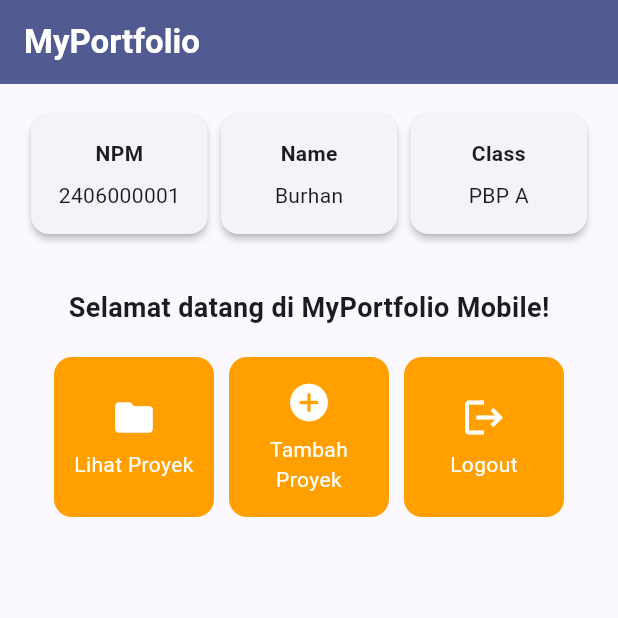
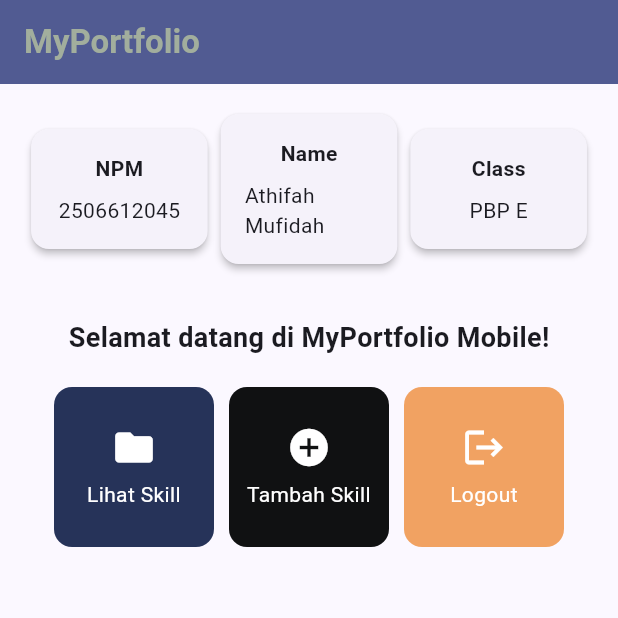
Before and after one commit to athifahfida/myportofolio_mobile, a Flutter app: the screen it shows after launch, on a phone screen of 412 x 824 dp, the top half of it. Run offline on Flutter 3.47's test engine with Material 3 defaults, Android fonts, the phone set to English and light mode, and no system bars.

Commit message:
feat: update InfoCard and customize ItemCard colors

```diff
--- a/lib/menu.dart
+++ b/lib/menu.dart
@@ -3,14 +3,26 @@ import 'package:flutter/material.dart';
 class MyHomePage extends StatelessWidget {
   MyHomePage({super.key});
 
-  final String npm = "2406000001";
-  final String nama = "Burhan";
-  final String kelas = "PBP A";
+  final String npm = "2506612045";
+  final String nama = "Athifah Mufidah";
+  final String kelas = "PBP E";
 
   final List<ItemHomepage> items = [
-    ItemHomepage("Lihat Proyek", Icons.folder),
-    ItemHomepage("Tambah Proyek", Icons.add_circle),
-    ItemHomepage("Logout", Icons.logout),
+    ItemHomepage(
+      "Lihat Skill",
+      Icons.folder,
+      const Color.fromARGB(255, 38, 51, 89),
+    ),
+    ItemHomepage(
+      "Tambah Skill",
+      Icons.add_circle,
+      const Color.fromARGB(255, 16, 17, 18),
+    ),
+    ItemHomepage(
+      "Logout",
+      Icons.logout,
+      const Color.fromARGB(255, 241, 162, 98),
+    ),
   ];
 
   @override
@@ -22,14 +34,15 @@ class MyHomePage extends StatelessWidget {
         title: const Text(
           'MyPortfolio',
           style: TextStyle(
-            color: Colors.white,
+            color: Color(0xFFA2AE9D),
             fontWeight: FontWeight.bold,
           ),
         ),
         backgroundColor: Theme.of(context).colorScheme.primary,
       ),
       // Body halaman utama dengan padding di sekelilingnya.
-      body: Padding(
+      body: SingleChildScrollView(
+        child: Padding(
           padding: const EdgeInsets.all(16.0),
           child: Column(
             crossAxisAlignment: CrossAxisAlignment.center,
@@ -63,7 +76,8 @@ class MyHomePage extends StatelessWidget {
 
                     // GridView menampilkan kartu tombol dalam tata letak kisi 3 kolom.
                     GridView.count(
-                    primary: true,
+                      primary: false,
+                      physics: const NeverScrollableScrollPhysics(),
                       padding: const EdgeInsets.all(20),
                       crossAxisSpacing: 10,
                       mainAxisSpacing: 10,
@@ -78,6 +92,7 @@ class MyHomePage extends StatelessWidget {
                 ),
               ),
             ],
+          ),
         ),
       ),
     );
@@ -103,10 +118,7 @@ class InfoCard extends StatelessWidget {
         // Menyusun teks title dan content secara vertikal.
         child: Column(
           children: [
-            Text(
-              title,
-              style: const TextStyle(fontWeight: FontWeight.bold),
-            ),
+            Text(title, style: const TextStyle(fontWeight: FontWeight.bold)),
             const SizedBox(height: 8.0),
             Text(content),
           ],
@@ -119,8 +131,9 @@ class InfoCard extends StatelessWidget {
 class ItemHomepage {
   final String name;
   final IconData icon;
+  final Color color;
 
-  ItemHomepage(this.name, this.icon);
+  ItemHomepage(this.name, this.icon, this.color);
 }
 
 class ItemCard extends StatelessWidget {
@@ -132,7 +145,7 @@ class ItemCard extends StatelessWidget {
   Widget build(BuildContext context) {
     return Material(
       // Menggunakan warna sekunder dari skema tema aplikasi.
-      color: Theme.of(context).colorScheme.secondary,
+      color: item.color,
       borderRadius: BorderRadius.circular(12),
       child: InkWell(
         // Aksi ketika kartu ditekan oleh pengguna.
@@ -141,7 +154,9 @@ class ItemCard extends StatelessWidget {
           ScaffoldMessenger.of(context)
             ..hideCurrentSnackBar()
             ..showSnackBar(
-              SnackBar(content: Text("Kamu telah menekan tombol ${item.name}!"))
+              SnackBar(
+                content: Text("Kamu telah menekan tombol ${item.name}!"),
+              ),
             );
         },
         child: Container(
@@ -150,11 +165,7 @@ class ItemCard extends StatelessWidget {
             child: Column(
               mainAxisAlignment: MainAxisAlignment.center,
               children: [
-                Icon(
-                  item.icon,
-                  color: Colors.white,
-                  size: 30.0,
-                ),
+                Icon(item.icon, color: Colors.white, size: 30.0),
                 const Padding(padding: EdgeInsets.all(3)),
                 Text(
                   item.name,
```
Lines whose indentation alone changed are shown as unchanged.
